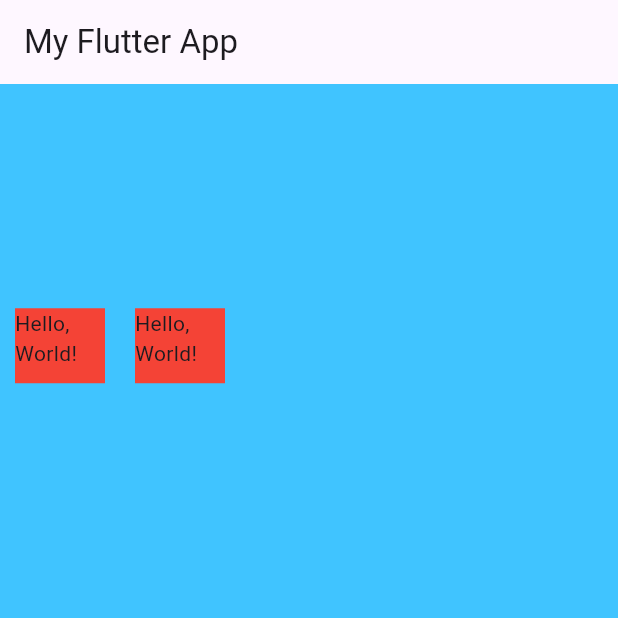
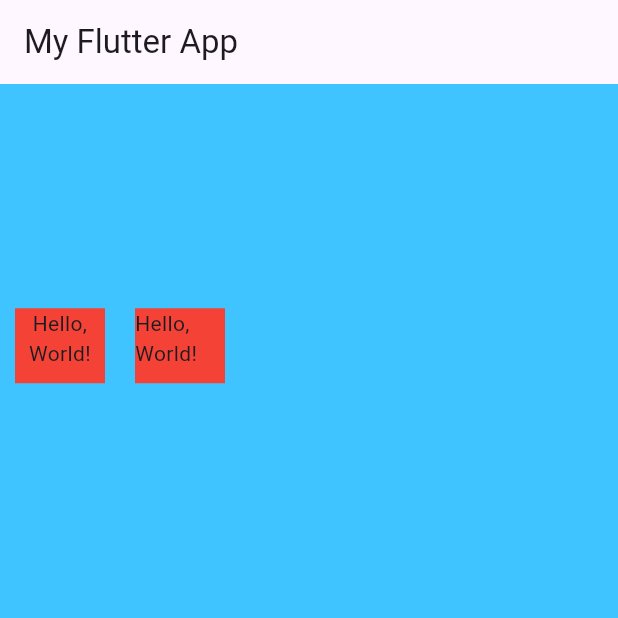
Before and after one commit to ignatiusdillwyn/flutter, a Flutter app: the screen it shows after launch, on a phone screen of 412 x 824 dp, the top half of it. Run offline on Flutter 3.47's test engine with Material 3 defaults, Android fonts, the phone set to English and light mode, and no system bars.

Commit message:
add text allignment

```diff
--- a/lib/main.dart
+++ b/lib/main.dart
@@ -26,7 +26,7 @@ class MainApp extends StatelessWidget {
                         height: 50,
                         color: Colors.red,
                         margin: EdgeInsets.all(10),
-                        child: Text('Hello, World!'),
+                        child: Text('Hello, World!', textAlign: TextAlign.center),
                       ),
                       Container(
                         width: 60,
```
